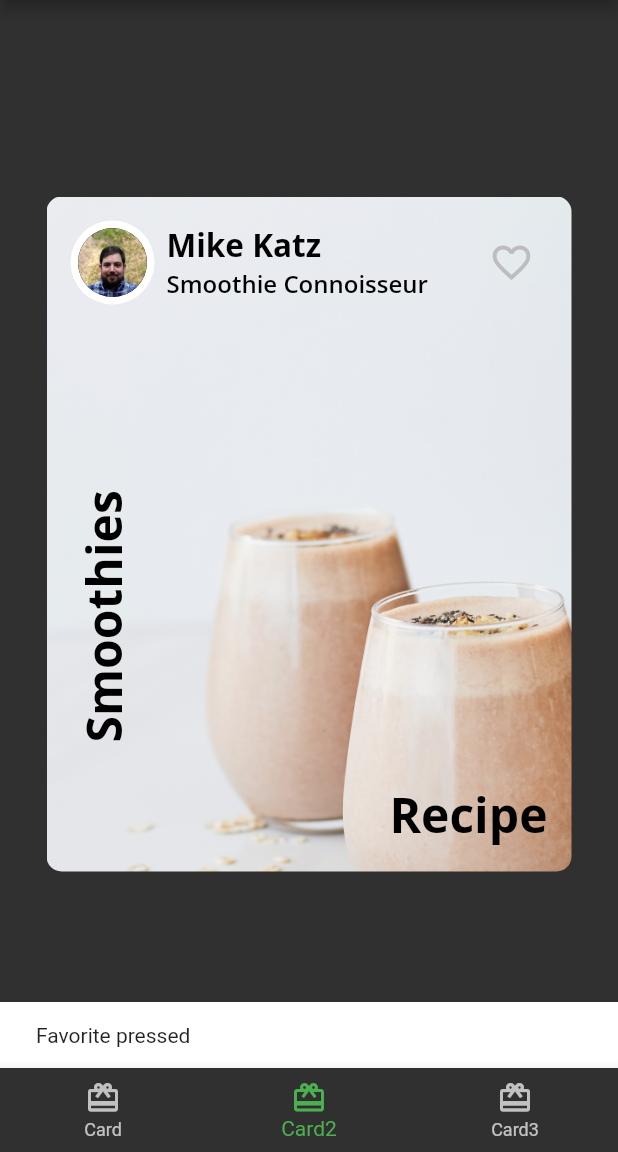
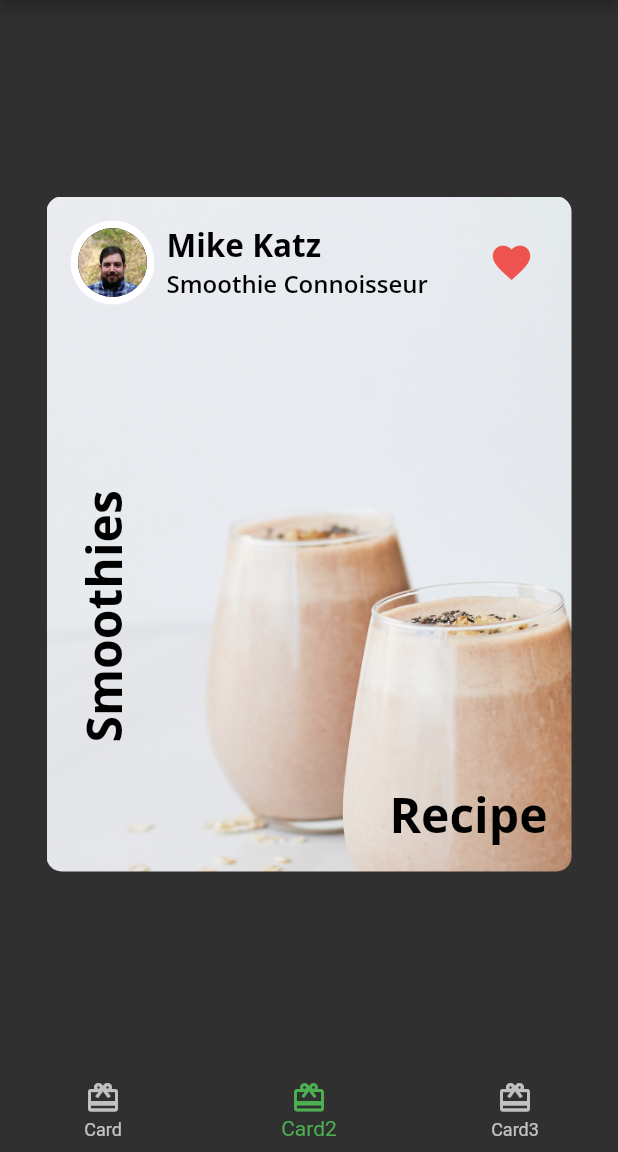
Before and after one commit to rafaellotto/fooderlich, a Flutter app: the screen it shows after launch, item 2 of the bottom bar chosen, after a tap on the "favorite outline" icon, on a phone screen of 412 x 824 dp, the part 84-1236 px from its top. Run offline on Flutter 3.47's test engine with Material 2 defaults, Android fonts, the phone set to English and light mode, and no system bars; our stand-ins replace google_fonts.

Commit message:
Changes from item 4.5

```diff
--- a/lib/views/widgets/author_card.dart
+++ b/lib/views/widgets/author_card.dart
@@ -2,17 +2,24 @@
 import 'package:fooderlich/fooderlich_theme.dart';
 import 'package:fooderlich/views/widgets/circle_image.dart';
 
-class AuthorCard extends StatelessWidget {
+class AuthorCard extends StatefulWidget {
   final String authorName;
   final String title;
-  final ImageProvider? imageProvider;
+  final ImageProvider imageProvider;
 
   const AuthorCard({
     Key? key,
     required this.authorName,
     required this.title,
-    this.imageProvider,
+    required this.imageProvider,
   }) : super(key: key);
+
+  @override
+  State<AuthorCard> createState() => _AuthorCardState();
+}
+
+class _AuthorCardState extends State<AuthorCard> {
+  bool _isFavorited = false;
 
   @override
   Widget build(BuildContext context) {
@@ -22,7 +29,7 @@
         Row(
           children: [
             CircleImage(
-              imageProvider: imageProvider,
+              imageProvider: widget.imageProvider,
               imageRadius: 28.0,
             ),
             const SizedBox(width: 8.0),
@@ -30,11 +37,11 @@
               crossAxisAlignment: CrossAxisAlignment.start,
               children: [
                 Text(
-                  authorName,
+                  widget.authorName,
                   style: FooderlichTheme.lightTextTheme.headline2,
                 ),
                 Text(
-                  title,
+                  widget.title,
                   style: FooderlichTheme.lightTextTheme.headline3,
                 ),
               ],
@@ -42,15 +49,13 @@
           ],
         ),
         IconButton(
-          icon: const Icon(Icons.favorite_border),
+          icon: Icon(_isFavorited ? Icons.favorite : Icons.favorite_border),
           iconSize: 30,
-          color: Colors.grey[400],
+          color: Colors.red[400],
           onPressed: () {
-            const snackBar = SnackBar(
-              content: Text('Favorite pressed'),
-            );
-
-            ScaffoldMessenger.of(context).showSnackBar(snackBar);
+            setState(() {
+              _isFavorited = !_isFavorited;
+            });
           },
         ),
       ],
```
